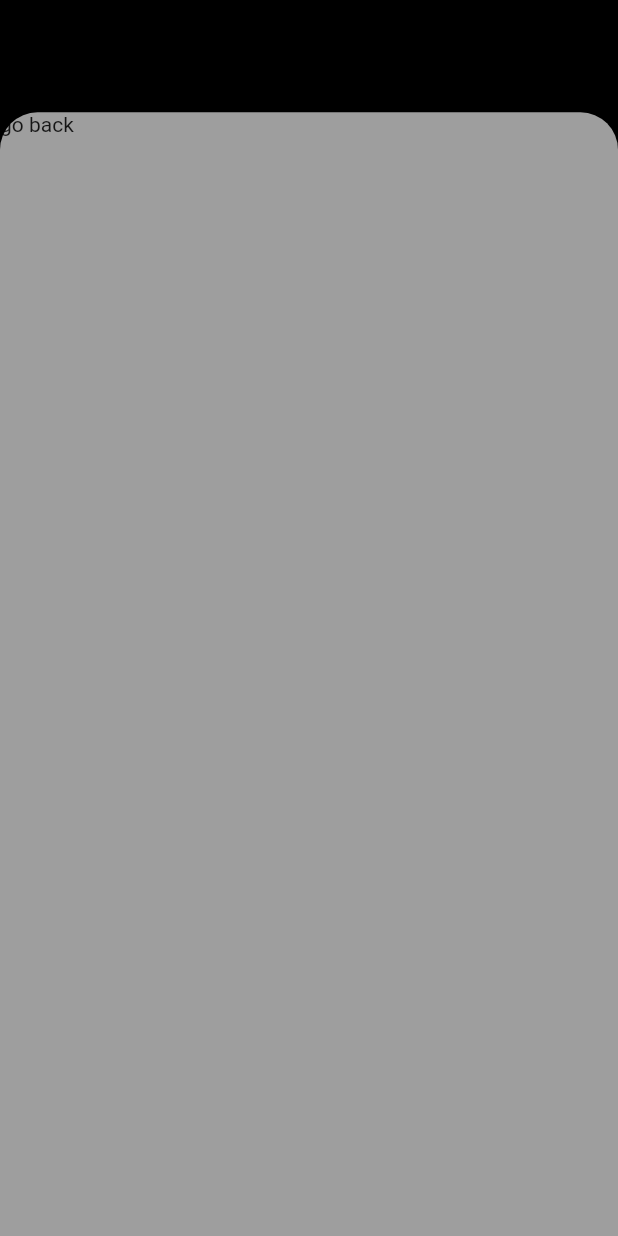
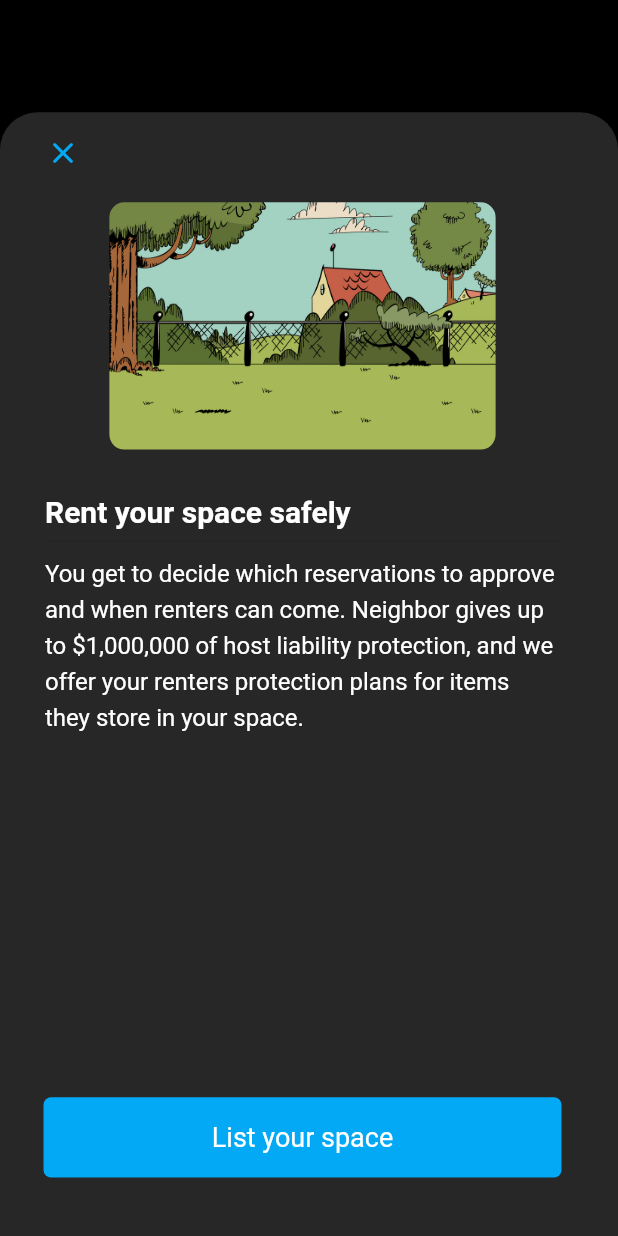
Before and after one commit to jwlim94/flutter-neighbor-clone-m1, a Flutter app: the screen it shows after launch, after a tap on "Become a host", on a phone screen of 412 x 824 dp. Run offline on Flutter 3.47's test engine with Material 2 defaults, Android fonts, the phone set to English and light mode, and no system bars.

Commit message:
complete outline of host instructions

```diff
--- a/lib/pages/home.dart
+++ b/lib/pages/home.dart
@@ -1,4 +1,5 @@
 import 'package:flutter/material.dart';
+import 'package:neighbor_clone/widgets/host_instructions.dart';
 
 class Home extends StatefulWidget {
   const Home({Key? key}) : super(key: key);
@@ -17,17 +18,70 @@ class _HomeState extends State<Home> {
           top: Radius.circular(25.0),
         ),
       ),
-        backgroundColor: Colors.grey,
+      backgroundColor: const Color.fromARGB(255, 38, 39, 38),
       builder: (BuildContext context) {
         return SizedBox(
           height: MediaQuery.of(context).size.height / 1.1,
           width: MediaQuery.of(context).size.width,
+          child: Stack(
+            children: <Widget>[
+              Positioned(
+                top: 15.0,
+                left: 30.0,
                 child: GestureDetector(
                   onTap: () => Navigator.pop(context),
-              child: Text('go back'),
+                  child: const Icon(
+                    Icons.close_rounded,
+                    color: Colors.lightBlue,
+                  ),
+                ),
+              ),
+              Positioned(
+                top: 50.0,
+                left: 30.0,
+                child: SizedBox(
+                  width: MediaQuery.of(context).size.width / 1.2,
+                  height: MediaQuery.of(context).size.height / 1.4,
+                  child: hostInstructions(context),
+                ),
+              ),
+              Positioned(
+                bottom: 40.0,
+                left: 30.0,
+                child: Container(
+                  width: MediaQuery.of(context).size.width / 1.2,
+                  height: MediaQuery.of(context).size.height / 16,
+                  decoration: const BoxDecoration(
+                    borderRadius: BorderRadius.all(
+                      Radius.circular(5.0),
+                    ),
+                    boxShadow: [
+                      BoxShadow(
+                        color: Colors.lightBlue,
+                        spreadRadius: 1,
+                        offset: Offset(0, 0),
+                      )
+                    ],
+                  ),
+                  child: GestureDetector(
+                    onTap: () => print('list your space clicked'),
+                    child: const Center(
+                      child: Text(
+                        "List your space",
+                        style: TextStyle(
+                          color: Colors.white,
+                          fontSize: 18.0,
+                        ),
+                      ),
+                    ),
+                  ),
+                ),
+              ),
+            ],
           ),
         );
-        });
+      },
+    );
   }
 
   @override
--- /dev/null
+++ b/lib/widgets/host_instructions.dart
@@ -0,0 +1,173 @@
+import 'package:flutter/material.dart';
+
+final controller = PageController(
+  initialPage: 0, // index
+);
+
+Widget hostInstructions(context) {
+  return PageView(
+    controller: controller,
+    children: <Widget>[
+      Column(
+        children: <Widget>[
+          Container(
+            width: MediaQuery.of(context).size.width / 1.6,
+            height: MediaQuery.of(context).size.height / 5,
+            margin: const EdgeInsets.only(top: 10.0, bottom: 30.0),
+            decoration: const BoxDecoration(
+              borderRadius: BorderRadius.all(Radius.circular(10.0)),
+              image: DecorationImage(
+                fit: BoxFit.fill,
+                image: AssetImage(
+                  'assets/images/dummy.png',
+                ),
+              ),
+            ),
+          ),
+          SizedBox(
+            // decoration: BoxDecoration(border: Border.all(color: Colors.white)),
+            width: MediaQuery.of(context).size.width / 1.2,
+            height: MediaQuery.of(context).size.height / 3,
+            child: Column(
+              children: const <Widget>[
+                Align(
+                  alignment: Alignment.topLeft,
+                  child: Text(
+                    'Rent your space safely',
+                    style: TextStyle(
+                      color: Colors.white,
+                      fontWeight: FontWeight.bold,
+                      fontSize: 20.0,
+                    ),
+                  ),
+                ),
+                Divider(),
+                Align(
+                  alignment: Alignment.topLeft,
+                  child: Text(
+                    'You get to decide which reservations to approve and when' +
+                        ' renters can come. Neighbor gives up to \$1,000,000' +
+                        ' of host liability protection, and we offer your' +
+                        ' renters protection plans for items they store in' +
+                        ' your space.',
+                    style: TextStyle(
+                      color: Colors.white,
+                      fontSize: 16.0,
+                      height: 1.5,
+                    ),
+                  ),
+                ),
+              ],
+            ),
+          ),
+        ],
+      ),
+      Column(
+        children: <Widget>[
+          Container(
+            width: MediaQuery.of(context).size.width / 1.6,
+            height: MediaQuery.of(context).size.height / 5,
+            margin: const EdgeInsets.only(top: 10.0, bottom: 30.0),
+            decoration: const BoxDecoration(
+              borderRadius: BorderRadius.all(Radius.circular(10.0)),
+              image: DecorationImage(
+                fit: BoxFit.fill,
+                image: AssetImage(
+                  'assets/images/dummy.png',
+                ),
+              ),
+            ),
+          ),
+          SizedBox(
+            // decoration: BoxDecoration(border: Border.all(color: Colors.white)),
+            width: MediaQuery.of(context).size.width / 1.2,
+            height: MediaQuery.of(context).size.height / 3,
+            child: Column(
+              children: const <Widget>[
+                Align(
+                  alignment: Alignment.topLeft,
+                  child: Text(
+                    'Make your space work for you',
+                    style: TextStyle(
+                      color: Colors.white,
+                      fontWeight: FontWeight.bold,
+                      fontSize: 20.0,
+                    ),
+                  ),
+                ),
+                Divider(),
+                Align(
+                  alignment: Alignment.topLeft,
+                  child: Text(
+                    'Would you clean out your garage for \$1,500? Listing' +
+                        ' your space is free, and your earnings are' +
+                        ' automatically deposited into your account every' +
+                        ' month. Our Payout Protection ensures you always' +
+                        ' get paid, even if your renters don\'t pay.',
+                    style: TextStyle(
+                      color: Colors.white,
+                      fontSize: 16.0,
+                      height: 1.5,
+                    ),
+                  ),
+                ),
+              ],
+            ),
+          ),
+        ],
+      ),
+      Column(
+        children: <Widget>[
+          Container(
+            width: MediaQuery.of(context).size.width / 1.6,
+            height: MediaQuery.of(context).size.height / 5,
+            margin: const EdgeInsets.only(top: 10.0, bottom: 30.0),
+            decoration: const BoxDecoration(
+              borderRadius: BorderRadius.all(Radius.circular(10.0)),
+              image: DecorationImage(
+                fit: BoxFit.fill,
+                image: AssetImage(
+                  'assets/images/dummy.png',
+                ),
+              ),
+            ),
+          ),
+          SizedBox(
+            // decoration: BoxDecoration(border: Border.all(color: Colors.white)),
+            width: MediaQuery.of(context).size.width / 1.2,
+            height: MediaQuery.of(context).size.height / 3,
+            child: Column(
+              children: const <Widget>[
+                Align(
+                  alignment: Alignment.topLeft,
+                  child: Text(
+                    'Join the community',
+                    style: TextStyle(
+                      color: Colors.white,
+                      fontWeight: FontWeight.bold,
+                      fontSize: 20.0,
+                    ),
+                  ),
+                ),
+                Divider(),
+                Align(
+                  alignment: Alignment.topLeft,
+                  child: Text(
+                    'Help out people near you by making your space available' +
+                        ' for half the price of a typical storage unit. Join' +
+                        ' hosts around the nation already using Neighbor.',
+                    style: TextStyle(
+                      color: Colors.white,
+                      fontSize: 16.0,
+                      height: 1.5,
+                    ),
+                  ),
+                ),
+              ],
+            ),
+          ),
+        ],
+      ),
+    ],
+  );
+}
--- a/pubspec.yaml
+++ b/pubspec.yaml
@@ -11,6 +11,7 @@ dependencies:
     sdk: flutter
 
   cupertino_icons: ^1.0.2
+  carousel_slider: ^4.0.0
 
 dev_dependencies:
   flutter_test:
@@ -22,6 +23,7 @@ flutter:
   uses-material-design: true
 
   assets:
+    - assets/images/dummy.png
     - assets/images/background.jpeg
     - assets/images/neighbor-logo.png
     - assets/images/neighbor-name-and-logo.png
```
Also changed, not shown: assets/images/dummy.png (added), pubspec.lock. Lines whose indentation alone changed are shown as unchanged.
